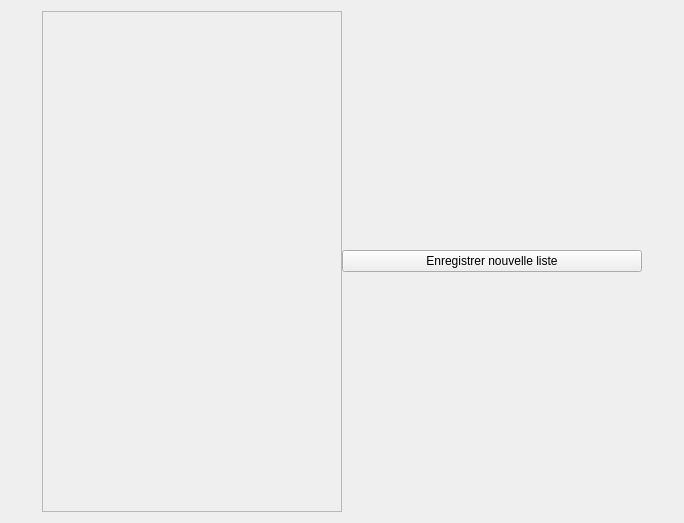
The window that widgetmainwindow.ui (EldernXa/LearnVocab) describes before a commit, drawn with Qt 5.
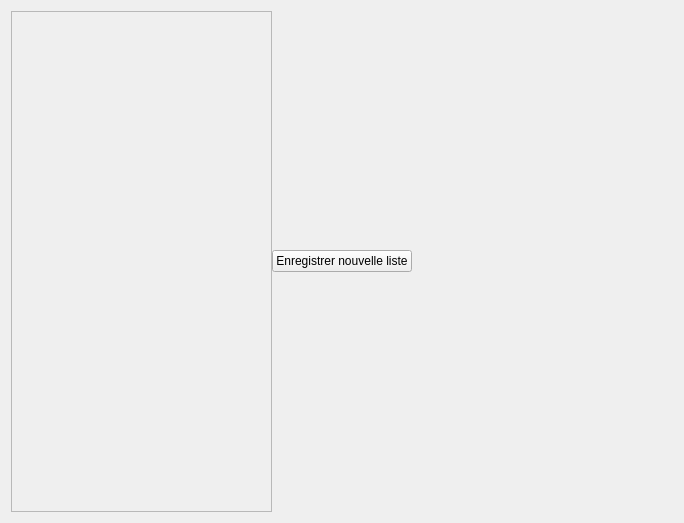
The same window after the commit.

Commit message: add horizontal spacer on the main window

```diff
--- a/widgetmainwindow.ui
+++ b/widgetmainwindow.ui
@@ -35,7 +35,7 @@
          <rect>
           <x>0</x>
           <y>0</y>
-          <width>298</width>
+          <width>241</width>
           <height>501</height>
          </rect>
         </property>
@@ -55,6 +55,19 @@
        </property>
       </widget>
      </item>
+     <item>
+      <spacer name="horizontalSpacer">
+       <property name="orientation">
+        <enum>Qt::Horizontal</enum>
+       </property>
+       <property name="sizeHint" stdset="0">
+        <size>
+         <width>40</width>
+         <height>20</height>
+        </size>
+       </property>
+      </spacer>
+     </item>
     </layout>
    </item>
   </layout>
```
The commit also changes 1 other file.
